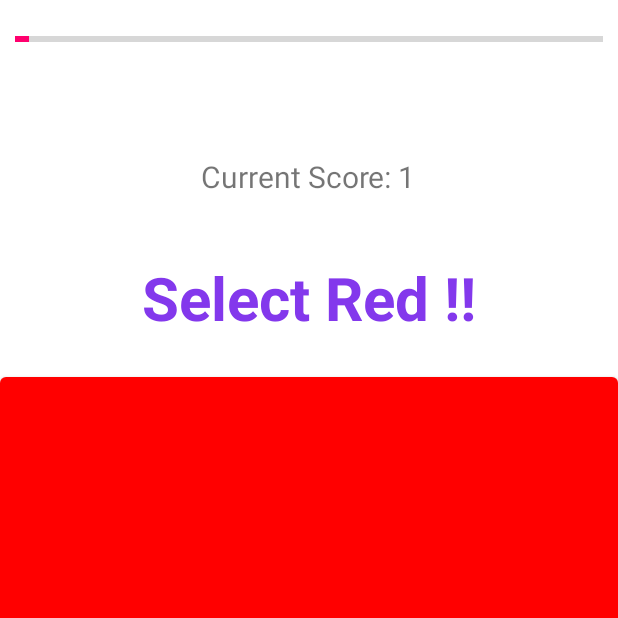
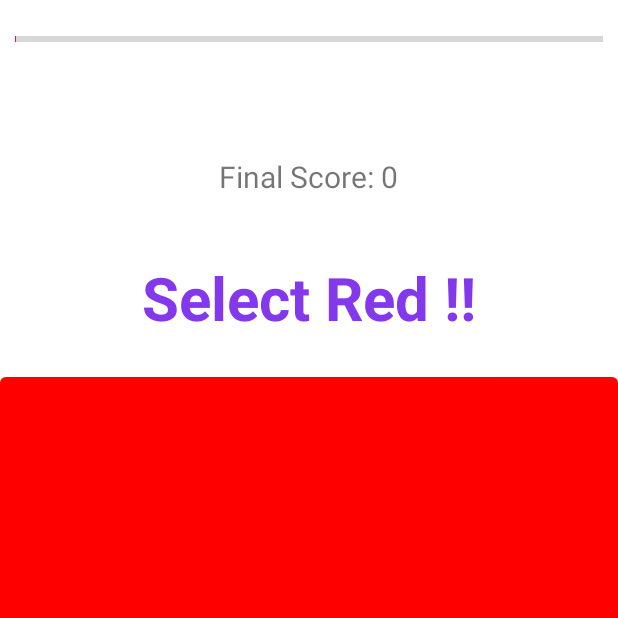
Before and after one commit to Scodun/Bop-It, an Android app: the screen it shows after launch (GameActivity), after a tap on an icon or button, on a phone screen of 412 x 824 dp, the top half of it. Run offline under Robolectric (Android 15) with nearby library versions, the phone set to English and light mode, and no system bars.

Commit message:
add: comments and docs add: Random miniGame select fix: file system fix: code smells

```diff
--- a/app/src/main/java/com/se2/bopit/domain/GameEngine.java
+++ b/app/src/main/java/com/se2/bopit/domain/GameEngine.java
@@ -3,20 +3,52 @@ package com.se2.bopit.domain;
 import android.os.CountDownTimer;
 import android.util.Log;
 
-import com.se2.bopit.domain.games.ColorButtonMinigame;
+import com.se2.bopit.domain.miniGames.ColorButtonMinigame;
+import com.se2.bopit.domain.interfaces.GameEngineListener;
+import com.se2.bopit.domain.interfaces.GameListener;
+import com.se2.bopit.domain.interfaces.MiniGame;
+
+import java.util.ArrayList;
+import java.util.Arrays;
+import java.util.Random;
 
 public class GameEngine {
     private CountDownTimer timer;
-    private MiniGame minigame;
     private GameEngineListener listener;
+
     private int score = 0;
+    private boolean isOverTime = false;
+    private boolean miniGameLost = false;
+
+    private ArrayList<Class<?>> miniGames;
 
     public GameEngine() {
         listener = null;
+
+        //Add MiniGame Classes here like ColorButtonMinigame.class
+        miniGames = new ArrayList<>(
+                Arrays.asList(
+                        ColorButtonMinigame.class
+                )
+        );
     }
 
+    /**
+     * Starts a new Minigame
+     * Initialises the Time e^(-score*0.08+7)+1000
+     * This time will be used for the countdown:
+     * Game 1   Time: 2096 ms
+     * Game 10  Time: 1500 ms
+     * Game 20  Time: 1221 ms
+     * Game 30  Time: 1100 ms
+     * Game 50  Time: 1020 ms
+     * Game 100 Time: 1000 ms
+     *
+     * Calls the MainActivity onGameStart Listener to display the Fragment
+     * Sets the GameListener for the Minigame
+     */
     public void startNewGame() {
-        minigame = new ColorButtonMinigame();
+        MiniGame minigame = getMiniGame();
         long time = (long) (Math.exp(-this.score*0.08+7)+1000);
         timer = startCountDown(time);
         if(this.listener != null){
@@ -25,6 +57,21 @@ public class GameEngine {
         minigame.setGameListener(onGameResult);
     }
 
+    private MiniGame getMiniGame(){
+        Random rand = new Random();
+        try {
+             return (MiniGame) miniGames.get(rand.nextInt(miniGames.size())).newInstance();
+        }catch(Exception e){
+            Log.e("GameEngine", "Fatal Error creating Instance of Minigame, check if GameArray is correct!");
+        }
+        return null;
+    }
+
+    /**
+     * @param time - countdown time in ms
+     * Starts a new countdown
+     * Calls the MainActivity onTimeTick, onFinish listener to display the time
+     */
     private CountDownTimer startCountDown(long time){
         return new CountDownTimer(time, 5) {
             public void onTick(long millisUntilFinished) {
@@ -33,23 +80,29 @@ public class GameEngine {
             }
 
             public void onFinish() {
+                isOverTime = true;
                 if(listener != null)
-                    listener.onTimeEnd();
+                    listener.onGameEnd(score);
             }
         }.start();
     }
 
+    /**
+     * Listener for Minigames, updates scores on event call and resets timer
+     * Calls the onScoreUpdate, onGameEnd Listener to display the Score
+     */
     private final GameListener onGameResult = new GameListener() {
         @Override
         public void onGameResult(boolean result) {
             timer.cancel();
             if(listener != null) {
-                if(result) {
+                if(result && !isOverTime && !miniGameLost) {
                     score++;
                     listener.onScoreUpdate(score);
                     startNewGame();
                 }
                 else {
+                    miniGameLost = true;
                     listener.onGameEnd(score);
                 }
             }
@@ -57,6 +110,10 @@ public class GameEngine {
         }
     };
 
+    /**
+     * @param listener - Listener to add to the Engine
+     * Adds a Listener to the engine
+     */
     public void setGameEngineListener(GameEngineListener listener){
         if(listener != null)
             this.listener = listener;
--- a/app/src/main/java/com/se2/bopit/domain/GameEngineListener.java
+++ /dev/null
@@ -1,9 +0,0 @@
-package com.se2.bopit.domain;
-
-public interface GameEngineListener {
-    void onGameEnd(int score);
-    void onScoreUpdate(int score);
-    void onGameStart(MiniGame game, long time);
-    void onTimeTick(long time);
-    void onTimeEnd();
-}
--- a/app/src/main/java/com/se2/bopit/domain/GameListener.java
+++ /dev/null
@@ -1,5 +0,0 @@
-package com.se2.bopit.domain;
-
-public interface GameListener {
-    void onGameResult(boolean result);
-}
--- a/app/src/main/java/com/se2/bopit/domain/MiniGame.java
+++ /dev/null
@@ -1,5 +0,0 @@
-package com.se2.bopit.domain;
-
-public interface MiniGame {
-    void setGameListener(GameListener listener);
-}
--- /dev/null
+++ b/app/src/main/java/com/se2/bopit/domain/interfaces/GameEngineListener.java
@@ -0,0 +1,28 @@
+package com.se2.bopit.domain.interfaces;
+
+public interface GameEngineListener {
+    /**
+     * Method called when game Ends (time end, miss click)
+     * @param score - Score at the end of the game
+     */
+    void onGameEnd(int score);
+
+    /**
+     * Method called when minigame won and score updated
+     * @param score - Score after minigame
+     */
+    void onScoreUpdate(int score);
+
+    /**
+     * Method called when Minigame starts
+     * @param game - Minigame to start
+     * @param time - Time (in ms) for the Minigame
+     */
+    void onGameStart(MiniGame game, long time);
+
+    /**
+     * Method called when Countdown Tick
+     * @param time - Time (in ms) left
+     */
+    void onTimeTick(long time);
+}
--- /dev/null
+++ b/app/src/main/java/com/se2/bopit/domain/interfaces/GameListener.java
@@ -0,0 +1,9 @@
+package com.se2.bopit.domain.interfaces;
+
+public interface GameListener {
+    /**
+     * Method called when game is finished
+     * @param result - game result (true - won, false - lost)
+     */
+    void onGameResult(boolean result);
+}
--- /dev/null
+++ b/app/src/main/java/com/se2/bopit/domain/interfaces/MiniGame.java
@@ -0,0 +1,9 @@
+package com.se2.bopit.domain.interfaces;
+
+public interface MiniGame {
+    /**
+     * Method to set Listener in engine to listen for Minigame Events
+     * @param listener - Game Listener
+     */
+    void setGameListener(GameListener listener);
+}
--- a/app/src/main/java/com/se2/bopit/domain/games/ColorButtonMinigame.java
+++ b/app/src/main/java/com/se2/bopit/domain/miniGames/ColorButtonMinigame.java
@@ -1,7 +1,5 @@
-package com.se2.bopit.domain.games;
+package com.se2.bopit.domain.miniGames;
 
-import android.content.Intent;
-import android.graphics.Color;
 import android.os.Bundle;
 import android.view.View;
 import android.widget.Button;
@@ -10,18 +8,15 @@ import androidx.annotation.NonNull;
 import androidx.fragment.app.Fragment;
 
 import com.se2.bopit.R;
-import com.se2.bopit.domain.GameListener;
-import com.se2.bopit.domain.MiniGame;
+import com.se2.bopit.domain.interfaces.GameListener;
+import com.se2.bopit.domain.interfaces.MiniGame;
 
-import java.util.ArrayList;
-import java.util.Arrays;
-import java.util.HashMap;
-import java.util.Map;
 
 public class ColorButtonMinigame extends Fragment implements MiniGame {
 
+    //Listener for Game specific events
     private GameListener listener;
-    private Button btn1,btn2,btn3;
+
     public ColorButtonMinigame() {
         super(R.layout.fragment_color_button_game);
         this.listener = null;
@@ -34,20 +29,18 @@ public class ColorButtonMinigame extends Fragment implements MiniGame {
 
     @Override
     public void onViewCreated(@NonNull View view, Bundle savedInstanceState) {
-        btn1 = (Button)getView().findViewById(R.id.button_1);
-        btn2 = (Button)getView().findViewById(R.id.button_2);
-        btn3 = (Button)getView().findViewById(R.id.button_3);
-
-
-        btn1.setOnClickListener(handleClick);
-        btn2.setOnClickListener(handleClick);
-        btn3.setOnClickListener(handleClick);
+        //add Click listener to all buttons
+        //TODO: Use Button Component
+        ((Button)getView().findViewById(R.id.button_1)).setOnClickListener(handleClick);
+        ((Button)getView().findViewById(R.id.button_2)).setOnClickListener(handleClick);
+        ((Button)getView().findViewById(R.id.button_3)).setOnClickListener(handleClick);
     }
 
 
+    //Listener for Button click
     private final View.OnClickListener handleClick = new View.OnClickListener(){
         public void onClick(View view){
-            listener.onGameResult(view == btn1);
+            listener.onGameResult(view.getId() == R.id.button_1);
         }
     };
 
--- a/app/src/main/java/com/se2/bopit/ui/GameActivity.java
+++ b/app/src/main/java/com/se2/bopit/ui/GameActivity.java
@@ -1,6 +1,5 @@
 package com.se2.bopit.ui;
 
-import android.graphics.Color;
 import android.os.Bundle;
 import android.widget.ProgressBar;
 import android.widget.TextView;
@@ -10,9 +9,8 @@ import androidx.fragment.app.Fragment;
 
 import com.se2.bopit.R;
 import com.se2.bopit.domain.GameEngine;
-import com.se2.bopit.domain.GameEngineListener;
-import com.se2.bopit.domain.GameListener;
-import com.se2.bopit.domain.MiniGame;
+import com.se2.bopit.domain.interfaces.GameEngineListener;
+import com.se2.bopit.domain.interfaces.MiniGame;
 
 public class GameActivity extends AppCompatActivity {
 
@@ -25,10 +23,11 @@ public class GameActivity extends AppCompatActivity {
         super.onCreate(savedInstanceState);
         setContentView(R.layout.activity_game);
 
-        //set Views
+        //get Views
         timeBar = (ProgressBar) findViewById(R.id.timeBar);
         scoreView = (TextView) findViewById(R.id.scoreView);
 
+        //start game Engine and register listeners
         GameEngine engine = new GameEngine();
         engine.setGameEngineListener(gameEngineListener);
         engine.startNewGame();
@@ -60,11 +59,6 @@ public class GameActivity extends AppCompatActivity {
         public void onTimeTick(long time) {
             timeBar.setProgress((int) time);
         }
-
-        @Override
-        public void onTimeEnd() {
-
-        }
     };
 
 }
--- a/app/src/main/res/layout/fragment_color_button_game.xml
+++ b/app/src/main/res/layout/fragment_color_button_game.xml
@@ -4,7 +4,7 @@
     xmlns:tools="http://schemas.android.com/tools"
     android:layout_width="match_parent"
     android:layout_height="match_parent"
-    tools:context=".domain.games.ColorButtonMinigame">
+    tools:context=".domain.miniGames.ColorButtonMinigame">
 
     <TextView
         android:id="@+id/messageText"
```
